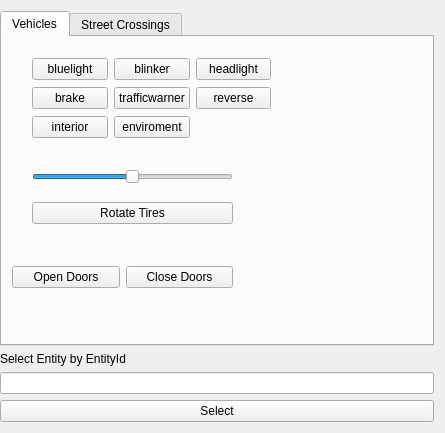
Qt form asset_collector_tool/view/UnitViewer.ui (KillerConsti/EditorTools) before a commit.
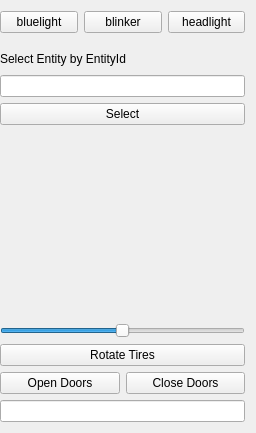
The same form after that commit.

The edit to the form file:
```diff
--- a/asset_collector_tool/view/UnitViewer.ui
+++ b/asset_collector_tool/view/UnitViewer.ui
@@ -6,7 +6,7 @@
    <rect>
     <x>0</x>
     <y>0</y>
-    <width>445</width>
+    <width>256</width>
     <height>433</height>
    </rect>
   </property>
@@ -44,254 +44,53 @@
       <number>6</number>
      </property>
      <item>
-      <widget class="QTabWidget" name="tabWidget">
-       <property name="maximumSize">
-        <size>
-         <width>16777215</width>
-         <height>400</height>
-        </size>
+      <widget class="QPushButton" name="bluelight">
+       <property name="text">
+        <string>bluelight</string>
        </property>
-       <property name="currentIndex">
-        <number>0</number>
+       <property name="checkable">
+        <bool>true</bool>
        </property>
-       <widget class="QWidget" name="RoadVehicles">
-        <attribute name="title">
-         <string>Vehicles</string>
-        </attribute>
-        <widget class="QWidget" name="horizontalLayoutWidget">
-         <property name="geometry">
-          <rect>
-           <x>10</x>
-           <y>200</y>
-           <width>221</width>
-           <height>80</height>
-          </rect>
-         </property>
-         <layout class="QHBoxLayout" name="horizontalLayout_3">
-          <item>
-           <widget class="QPushButton" name="open_door">
-            <property name="text">
-             <string>Open Doors</string>
-            </property>
-           </widget>
-          </item>
-          <item>
-           <widget class="QPushButton" name="close_door">
-            <property name="text">
-             <string>Close Doors</string>
-            </property>
-           </widget>
-          </item>
-         </layout>
-        </widget>
-        <widget class="QWidget" name="verticalLayoutWidget_2">
-         <property name="geometry">
-          <rect>
-           <x>30</x>
-           <y>120</y>
-           <width>201</width>
-           <height>80</height>
-          </rect>
-         </property>
-         <layout class="QVBoxLayout" name="verticalLayout_3">
-          <item>
-           <widget class="QSlider" name="horizontalSlider">
-            <property name="minimum">
-             <number>-30</number>
-            </property>
-            <property name="maximum">
-             <number>30</number>
-            </property>
-            <property name="singleStep">
-             <number>5</number>
-            </property>
-            <property name="orientation">
-             <enum>Qt::Horizontal</enum>
-            </property>
-           </widget>
-          </item>
-          <item>
-           <widget class="QPushButton" name="rotatetires">
-            <property name="text">
-             <string>Rotate Tires</string>
-            </property>
-            <property name="checkable">
-             <bool>true</bool>
-            </property>
-           </widget>
-          </item>
-         </layout>
-        </widget>
-        <widget class="QWidget" name="gridLayoutWidget">
-         <property name="geometry">
-          <rect>
-           <x>30</x>
-           <y>20</y>
-           <width>239</width>
-           <height>83</height>
-          </rect>
-         </property>
-         <layout class="QGridLayout" name="gridLayout">
-          <item row="0" column="2">
-           <widget class="QPushButton" name="headlight">
-            <property name="text">
-             <string>headlight</string>
-            </property>
-            <property name="checkable">
-             <bool>true</bool>
-            </property>
-           </widget>
-          </item>
-          <item row="0" column="0">
-           <widget class="QPushButton" name="bluelight">
-            <property name="text">
-             <string>bluelight</string>
-            </property>
-            <property name="checkable">
-             <bool>true</bool>
-            </property>
-           </widget>
-          </item>
-          <item row="1" column="1">
-           <widget class="QPushButton" name="trafficwarnerbutton">
-            <property name="toolTip">
-             <string>LIGHT_POSITION UNDEFINDED + DESCRIPTION = &quot;traffic&quot;</string>
-            </property>
-            <property name="text">
-             <string>trafficwarner</string>
-            </property>
-            <property name="checkable">
-             <bool>true</bool>
-            </property>
-           </widget>
-          </item>
-          <item row="0" column="1">
-           <widget class="QPushButton" name="blinker">
-            <property name="text">
-             <string>blinker</string>
-            </property>
-            <property name="checkable">
-             <bool>true</bool>
-            </property>
-           </widget>
-          </item>
-          <item row="1" column="0">
-           <widget class="QPushButton" name="brakeButton">
-            <property name="text">
-             <string>brake</string>
-            </property>
-            <property name="checkable">
-             <bool>true</bool>
-            </property>
-           </widget>
-          </item>
-          <item row="1" column="2">
-           <widget class="QPushButton" name="reverseButton">
-            <property name="toolTip">
-             <string>LIGHT_POSITION UNDEFINDED + DESCRIPTION = &quot;reverse&quot;</string>
-            </property>
-            <property name="text">
-             <string>reverse</string>
-            </property>
-            <property name="checkable">
-             <bool>true</bool>
-            </property>
-           </widget>
-          </item>
-          <item row="2" column="0">
-           <widget class="QPushButton" name="interiorbutton">
-            <property name="toolTip">
-             <string>LIGHT_POSITION UNDEFINDED + DESCRIPTION = &quot;interior&quot;</string>
-            </property>
-            <property name="text">
-             <string>interior</string>
-            </property>
-            <property name="checkable">
-             <bool>true</bool>
-            </property>
-           </widget>
-          </item>
-          <item row="2" column="1">
-           <widget class="QPushButton" name="enviromentbutton">
-            <property name="toolTip">
-             <string>&lt;html&gt;&lt;head/&gt;&lt;body&gt;&lt;p&gt;LIGHT_POSITION UNDEFINDED + DESCRIPTION = &amp;quot;umfeld&amp;quot;&lt;/p&gt;&lt;/body&gt;&lt;/html&gt;</string>
-            </property>
-            <property name="text">
-             <string>enviroment</string>
-            </property>
-            <property name="checkable">
-             <bool>true</bool>
-            </property>
-           </widget>
-          </item>
-         </layout>
-        </widget>
-       </widget>
-       <widget class="QWidget" name="StreetCrossings">
-        <property name="accessibleName">
-         <string>Street Tool</string>
-        </property>
-        <attribute name="title">
-         <string>Street Crossings</string>
-        </attribute>
-        <widget class="QWidget" name="verticalLayoutWidget">
-         <property name="geometry">
-          <rect>
-           <x>19</x>
-           <y>11</y>
-           <width>221</width>
-           <height>211</height>
-          </rect>
-         </property>
-         <layout class="QVBoxLayout" name="verticalLayout_2">
-          <item>
-           <widget class="QLabel" name="label_2">
-            <property name="maximumSize">
-             <size>
-              <width>16777215</width>
-              <height>10</height>
-             </size>
-            </property>
-            <property name="text">
-             <string>Select a Crossing and use a button</string>
-            </property>
-           </widget>
-          </item>
-          <item>
-           <widget class="QPushButton" name="PushAddDebugCircles">
-            <property name="text">
-             <string>Add Debug Circles (Gates)</string>
-            </property>
-           </widget>
-          </item>
-          <item>
-           <widget class="QPushButton" name="pushAddAllNodes">
-            <property name="text">
-             <string>Add Debug Circles (All Nodes)</string>
-            </property>
-           </widget>
-          </item>
-          <item>
-           <widget class="QPushButton" name="PushUpdateNodes">
-            <property name="text">
-             <string>Update Nodes</string>
-            </property>
-           </widget>
-          </item>
-          <item>
-           <widget class="QPushButton" name="PushRemoveDebugCirecles">
-            <property name="text">
-             <string>Remove All Node Boxes</string>
-            </property>
-           </widget>
-          </item>
-         </layout>
-        </widget>
-       </widget>
+      </widget>
+     </item>
+     <item>
+      <widget class="QPushButton" name="blinker">
+       <property name="text">
+        <string>blinker</string>
+       </property>
+       <property name="checkable">
+        <bool>true</bool>
+       </property>
+      </widget>
+     </item>
+     <item>
+      <widget class="QPushButton" name="headlight">
+       <property name="text">
+        <string>headlight</string>
+       </property>
+       <property name="checkable">
+        <bool>true</bool>
+       </property>
       </widget>
      </item>
     </layout>
    </item>
+   <item>
+    <spacer name="verticalSpacer">
+     <property name="orientation">
+      <enum>Qt::Vertical</enum>
+     </property>
+     <property name="sizeType">
+      <enum>QSizePolicy::Fixed</enum>
+     </property>
+     <property name="sizeHint" stdset="0">
+      <size>
+       <width>20</width>
+       <height>10</height>
+      </size>
+     </property>
+    </spacer>
+   </item>
    <item>
     <widget class="QLabel" name="label">
      <property name="maximumSize">
@@ -315,6 +114,64 @@
      </property>
     </widget>
    </item>
+   <item>
+    <widget class="QLabel" name="myllab">
+     <property name="text">
+      <string/>
+     </property>
+    </widget>
+   </item>
+   <item>
+    <widget class="QSlider" name="horizontalSlider">
+     <property name="minimum">
+      <number>-30</number>
+     </property>
+     <property name="maximum">
+      <number>30</number>
+     </property>
+     <property name="singleStep">
+      <number>5</number>
+     </property>
+     <property name="orientation">
+      <enum>Qt::Horizontal</enum>
+     </property>
+    </widget>
+   </item>
+   <item>
+    <widget class="QPushButton" name="rotatetires">
+     <property name="text">
+      <string>Rotate Tires</string>
+     </property>
+     <property name="checkable">
+      <bool>true</bool>
+     </property>
+    </widget>
+   </item>
+   <item>
+    <layout class="QHBoxLayout" name="horizontalLayout">
+     <item>
+      <widget class="QPushButton" name="open_door">
+       <property name="text">
+        <string>Open Doors</string>
+       </property>
+      </widget>
+     </item>
+     <item>
+      <widget class="QPushButton" name="close_door">
+       <property name="text">
+        <string>Close Doors</string>
+       </property>
+      </widget>
+     </item>
+    </layout>
+   </item>
+   <item>
+    <widget class="QLineEdit" name="line_edit_searchprototype">
+     <property name="acceptDrops">
+      <bool>false</bool>
+     </property>
+    </widget>
+   </item>
   </layout>
  </widget>
  <resources/>
```
